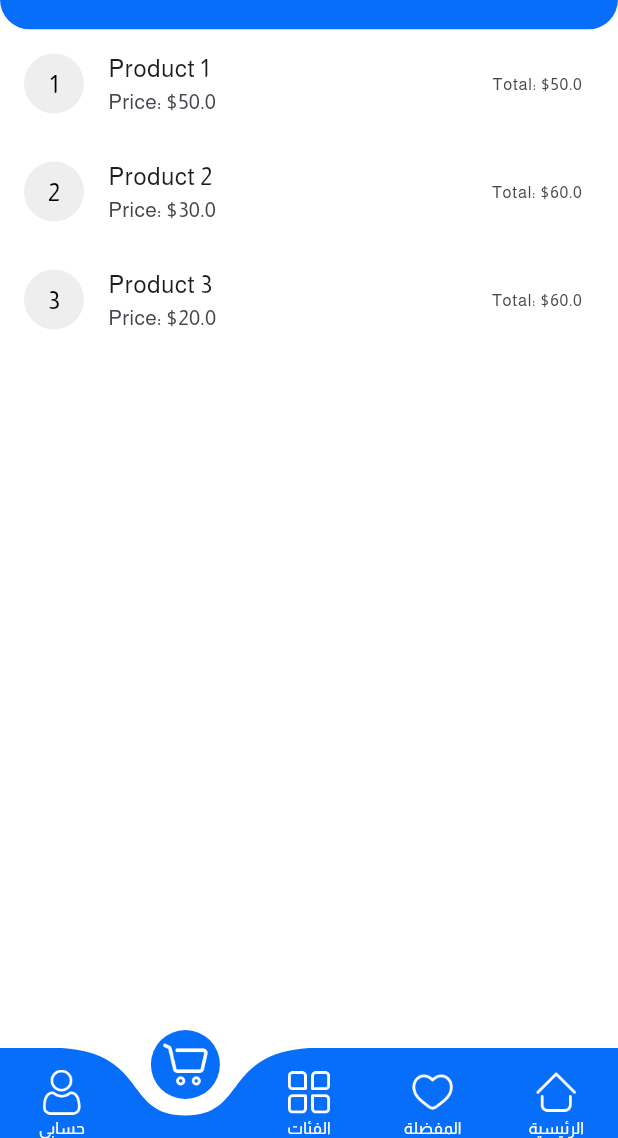
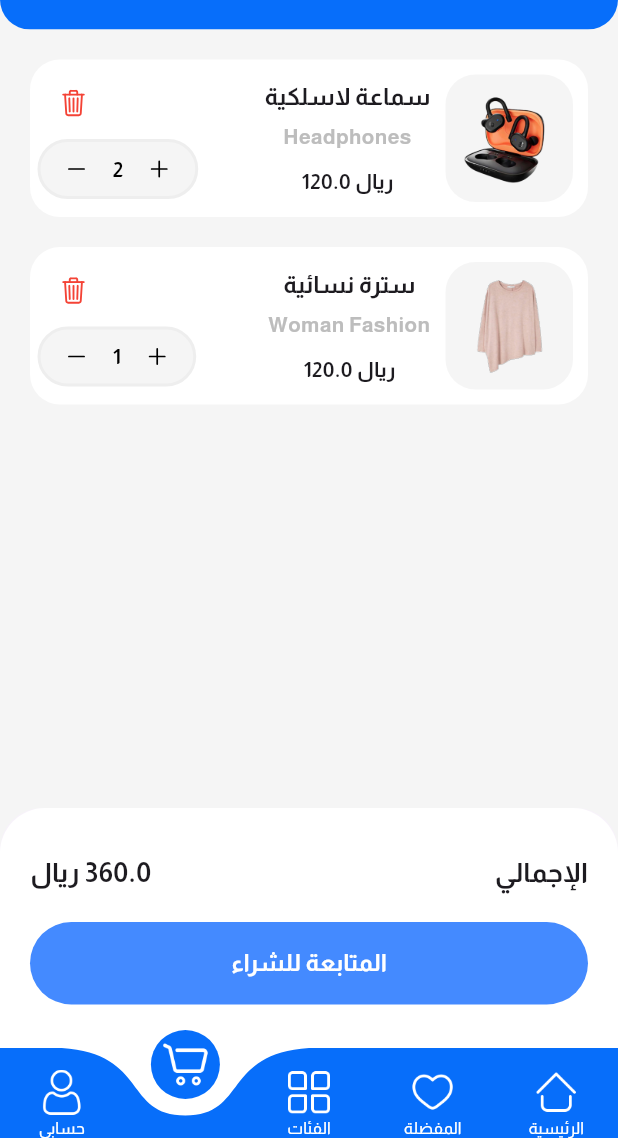
Before and after one commit to E-commerce-CS22/Flutter-app, a Flutter app: the HomePage screen opened directly, item 2 of the bottom bar chosen, on a phone screen of 412 x 824 dp, the part 98-1236 px from its top. Run offline on Flutter 3.47's test engine with Material 3 defaults, Android fonts, the phone set to English and light mode, and no system bars; drawn by our look-alikes of curved_navigation_bar; our stand-ins replace dartz, dash_chat_2, dio, flutter_bloc, flutter_gemini, flutter_svg and 5 more; accounts and stored records are empty; project files that could hold a hidden picture were left out.

Commit message:
Edit cart page

```diff
--- /dev/null
+++ b/lib/features/cart/presentation/models/cart_item.dart
@@ -0,0 +1,18 @@
+// import 'package:shop_example/models/product.dart';
+
+import '../../../home/presentation/pages/Home/models/product.dart';
+
+class CartItem {
+  int quantity;
+  Product product;
+
+  CartItem({
+    required this.quantity,
+    required this.product,
+  });
+}
+
+List<CartItem> cartItems = [
+  CartItem(quantity: 2, product: products[0]),
+  CartItem(quantity: 1, product: products[1]),
+];
--- /dev/null
+++ b/lib/features/cart/presentation/pages/cart_screen.dart
@@ -0,0 +1,56 @@
+import 'package:flutter/cupertino.dart';
+import 'package:flutter/material.dart';
+import 'package:ionicons/ionicons.dart';
+// import 'package:shop_example/models/cart_item.dart';
+// import 'package:shop_example/widgets/cart_tile.dart';
+// import 'package:shop_example/widgets/check_out_box.dart';
+
+import '../../../../common/widgets/appbar/app_bar.dart';
+import '../../../home/presentation/pages/Home/models/constants.dart';
+import '../models/cart_item.dart';
+import '../widgets/cart_tile.dart';
+import '../widgets/check_out_box.dart';
+
+class CartScreen extends StatefulWidget {
+  const CartScreen({super.key});
+
+  @override
+  State<CartScreen> createState() => _CartScreenState();
+}
+
+class _CartScreenState extends State<CartScreen> {
+  @override
+  Widget build(BuildContext context) {
+    return Scaffold(
+      backgroundColor: kcontentColor,
+      appBar: const CurvedAppBar(
+        title: Text('السلة'),
+        // height: 135,
+        fontSize: 30,
+      ),
+      bottomSheet: CheckOutBox(
+        items: cartItems,
+      ),
+      body: ListView.separated(
+        padding: const EdgeInsets.all(20),
+        itemBuilder: (context, index) => CartTile(
+          item: cartItems[index],
+          onRemove: () {
+            if (cartItems[index].quantity != 1) {
+              setState(() {
+                cartItems[index].quantity--;
+              });
+            }
+          },
+          onAdd: () {
+            setState(() {
+              cartItems[index].quantity++;
+            });
+          },
+        ),
+        separatorBuilder: (context, index) => const SizedBox(height: 20),
+        itemCount: cartItems.length,
+      ),
+    );
+  }
+}
--- /dev/null
+++ b/lib/features/cart/presentation/widgets/cart_tile.dart
@@ -0,0 +1,145 @@
+import 'package:flutter/cupertino.dart';
+import 'package:flutter/material.dart';
+import 'package:ionicons/ionicons.dart';
+import '../../../home/presentation/pages/Home/models/constants.dart';
+import '../models/cart_item.dart';
+
+class CartTile extends StatelessWidget {
+  final CartItem item;
+  final Function() onRemove;
+  final Function() onAdd;
+  const CartTile({
+    super.key,
+    required this.item,
+    required this.onRemove,
+    required this.onAdd,
+  });
+
+  @override
+  Widget build(BuildContext context) {
+    return Stack(
+      children: [
+        Container(
+          width: double.infinity,
+          decoration: BoxDecoration(
+            color: Colors.white,
+            borderRadius: BorderRadius.circular(20),
+          ),
+          padding: const EdgeInsets.all(10),
+          child: Row(
+            textDirection: TextDirection.rtl, // جعل الاتجاه من اليمين إلى اليسار
+            children: [
+              Container(
+                height: 85,
+                width: 85,
+                decoration: BoxDecoration(
+                  color: kcontentColor,
+                  borderRadius: BorderRadius.circular(20),
+                ),
+                padding: const EdgeInsets.all(10),
+                child: Image.asset(
+                  item.product.image,
+                ),
+              ),
+              const SizedBox(width: 10), // تقليل المسافة بين الصورة والنص
+              Expanded(
+                child: Align(
+                  alignment: Alignment.centerRight, // يجعل النص أقرب للصورة لكن يبقى في المنتصف
+                  child: Column(
+                    mainAxisAlignment: MainAxisAlignment.center, // يضمن أن العناصر متوسطة داخل العمود
+                    crossAxisAlignment: CrossAxisAlignment.center, // يجعل النص في المنتصف أفقيًا
+                    children: [
+                      Text(
+                        item.product.title,
+                        textAlign: TextAlign.center, // يضمن أن النص لا ينحرف كثيرًا
+                        style: const TextStyle(
+                          fontSize: 16,
+                          fontWeight: FontWeight.bold,
+                        ),
+                      ),
+                      const SizedBox(height: 5),
+                      Text(
+                        item.product.category,
+                        textAlign: TextAlign.center,
+                        style: TextStyle(
+                          fontSize: 14,
+                          fontWeight: FontWeight.bold,
+                          color: Colors.grey.shade400,
+                        ),
+                      ),
+                      const SizedBox(height: 10),
+                      Text(
+                        "${item.product.price} ريال",
+                        textAlign: TextAlign.center,
+                        style: const TextStyle(
+                          fontSize: 14,
+                          fontWeight: FontWeight.bold,
+                        ),
+                      ),
+                    ],
+                  ),
+                ),
+              ),
+            ],
+          ),
+        ),
+        Positioned(
+          top: 5,
+          left: 5, // تغيير الاتجاه إلى اليسار ليكون الحذف هناك
+          child: Column(
+            crossAxisAlignment: CrossAxisAlignment.start,
+            children: [
+              IconButton(
+                onPressed: () {},
+                icon: const Icon(
+                  Ionicons.trash_outline,
+                  color: Colors.red,
+                  size: 20,
+                ),
+              ),
+              Container(
+                height: 40,
+                decoration: BoxDecoration(
+                  color: kcontentColor,
+                  border: Border.all(
+                    color: Colors.grey.shade200,
+                    width: 2,
+                  ),
+                  borderRadius: BorderRadius.circular(20),
+                ),
+                child: Row(
+                  textDirection: TextDirection.rtl, // جعل الأزرار متناسقة مع العربية
+                  children: [
+                    IconButton(
+                      onPressed: onAdd,
+                      iconSize: 18,
+                      icon: const Icon(
+                        Ionicons.add_outline,
+                        color: Colors.black,
+                      ),
+                    ),
+                    Text(
+                      item.quantity.toString(),
+                      style: const TextStyle(
+                        color: Colors.black,
+                        fontWeight: FontWeight.bold,
+                      ),
+                    ),
+                    IconButton(
+                      onPressed: onRemove,
+                      iconSize: 18,
+                      icon: const Icon(
+                        Ionicons.remove_outline,
+                        color: Colors.black,
+                      ),
+                    ),
+                  ],
+                ),
+              ),
+            ],
+          ),
+        )
+      ],
+    );
+  }
+}
--- /dev/null
+++ b/lib/features/cart/presentation/widgets/check_out_box.dart
@@ -0,0 +1,74 @@
+import 'package:flutter/material.dart';
+import 'package:smartstore/core/configs/theme/app_colors.dart';
+import '../../../home/presentation/pages/Home/models/constants.dart';
+import '../models/cart_item.dart';
+
+class CheckOutBox extends StatelessWidget {
+  final List<CartItem> items;
+  const CheckOutBox({
+    super.key,
+    required this.items,
+  });
+
+  @override
+  Widget build(BuildContext context) {
+    return Container(
+      height: 160,
+      width: double.infinity,
+      decoration: const BoxDecoration(
+        color: Colors.white,
+        borderRadius: BorderRadius.only(
+          topRight: Radius.circular(30),
+          topLeft: Radius.circular(30),
+        ),
+      ),
+      padding: const EdgeInsets.all(20),
+      child: Column(
+        crossAxisAlignment: CrossAxisAlignment.start,
+        children: [
+          const SizedBox(height: 10),
+          Row(
+            mainAxisAlignment: MainAxisAlignment.spaceBetween,
+            textDirection: TextDirection.rtl, // جعل النصوص من اليمين لليسار
+            children: [
+              const Text(
+                "الإجمالي",
+                style: TextStyle(
+                  fontSize: 18,
+                  fontWeight: FontWeight.bold,
+                ),
+              ),
+              Text(
+                "${items.length > 1 ? items.map<double>((e) => e.quantity * e.product.price).reduce((value1, value2) => value1 + value2) : items[0].product.price * items[0].quantity} ريال",
+                style: const TextStyle(
+                  fontSize: 18,
+                  fontWeight: FontWeight.bold,
+                ),
+                textDirection: TextDirection.rtl, // تحديد اتجاه النص من اليمين إلى اليسار
+              ),
+
+
+
+            ],
+          ),
+          const SizedBox(height: 20),
+          ElevatedButton(
+            onPressed: () {},
+            style: ElevatedButton.styleFrom(
+              backgroundColor: Colors.blueAccent, // لون أزرق غامق لمظهر أنيق
+              minimumSize: const Size(double.infinity, 55),
+            ),
+            child: const Text(
+              "المتابعة للشراء",
+              style: TextStyle(
+                fontSize: 16,
+                color: Colors.white,
+                fontWeight: FontWeight.bold,
+              ),
+            ),
+          ),
+        ],
+      ),
+    );
+  }
+}
--- a/lib/features/home/presentation/pages/home.dart
+++ b/lib/features/home/presentation/pages/home.dart
@@ -6,6 +6,7 @@ import 'package:smartstore/features/home/presentation/pages/profile/profile_page
 import '../../../../common/widgets/appbar/app_bar.dart';
 import '../../../../common/widgets/navbar/bottom_nav_bar.dart';
 import '../../../../core/configs/theme/app_colors.dart';
+import '../../../cart/presentation/pages/cart_screen.dart';
 import 'Home/home_page.dart';
 
 class HomePage extends StatefulWidget {
@@ -21,7 +22,7 @@ class _HomePageState extends State<HomePage> {
   // List of pages to display
   final List<Widget> _pages = [
     const ProfilePage(), // Updated to use ProfilePage
-    const CartPage(),
+    const CartScreen(),
     const AllCategoriesPage(),
     const FavoritesPage(),
     const MainPage(),
```
